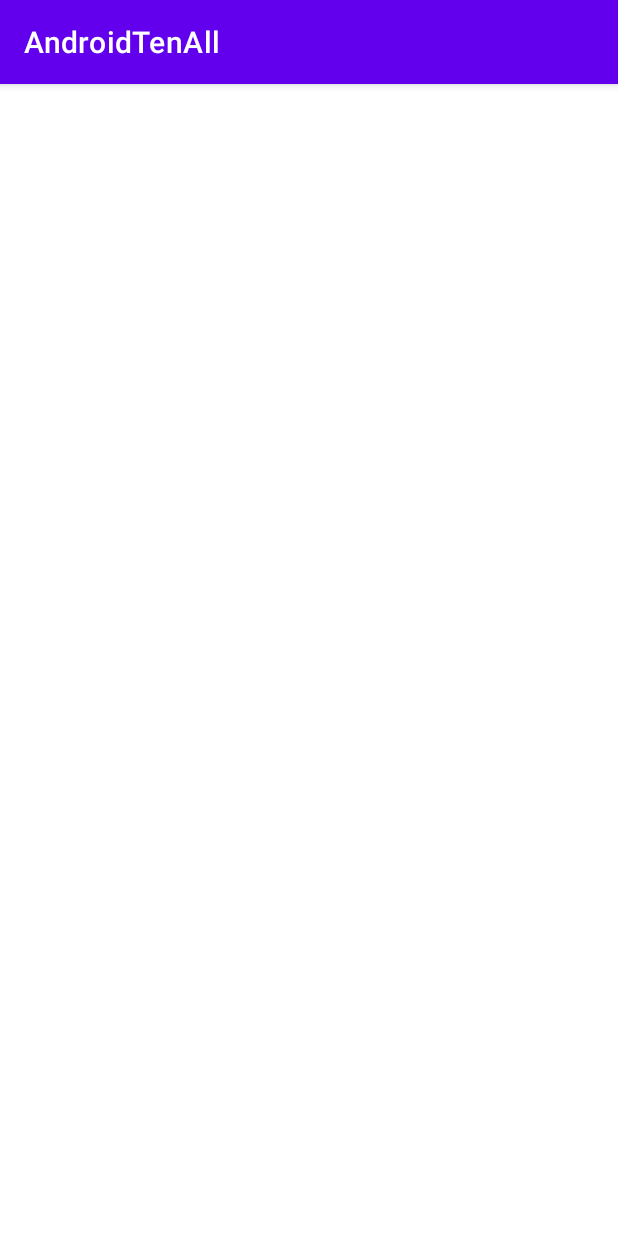
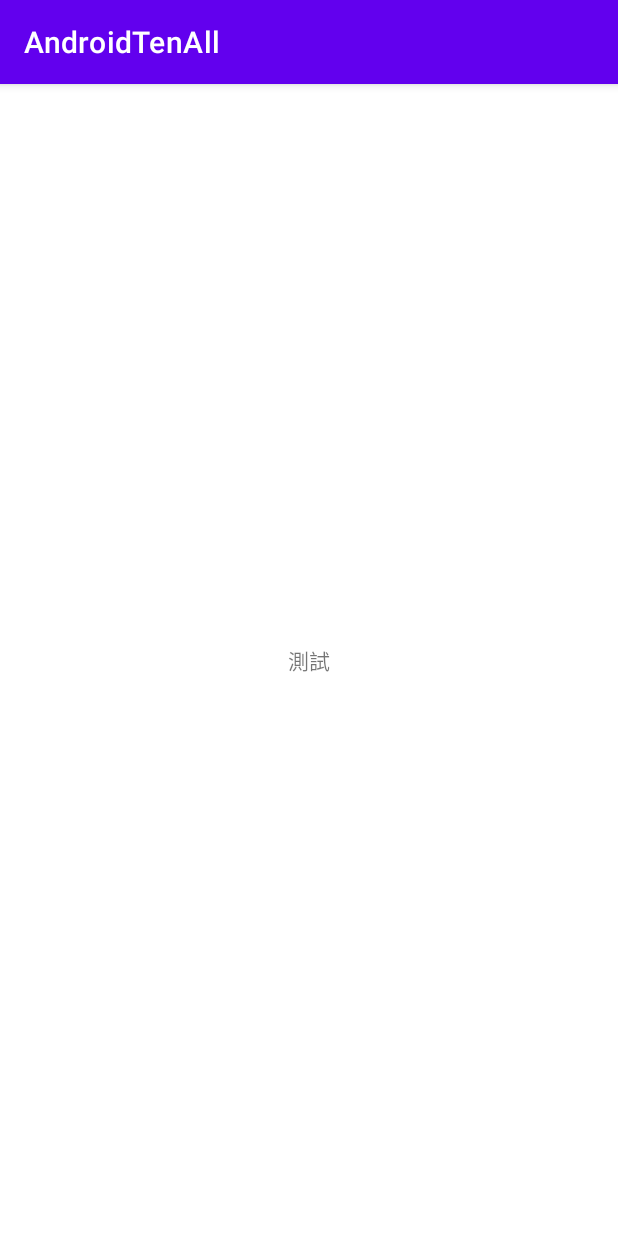
Before and after one commit to cs1086/AndroidTenAll, an Android app: the screen it shows after launch (MVVMActivity), on a phone screen of 412 x 824 dp. Run offline under Robolectric (Android 15) with nearby library versions, the phone set to English and light mode, and no system bars.

Commit message:
完成test全部練習

```diff
--- a/app/src/main/java/com/bear/androidtenall/MVVMActivity.kt
+++ b/app/src/main/java/com/bear/androidtenall/MVVMActivity.kt
@@ -2,14 +2,22 @@ package com.bear.androidtenall
 
 import androidx.appcompat.app.AppCompatActivity
 import android.os.Bundle
-import androidx.lifecycle.MutableLiveData
+import android.widget.TextView
+import androidx.lifecycle.*
+import com.bear.androidtenall.mvvm.NameViewModel
 
 class MVVMActivity : AppCompatActivity() {
+    private lateinit var modle: NameViewModel
+    private lateinit var textView: TextView
     override fun onCreate(savedInstanceState: Bundle?) {
         super.onCreate(savedInstanceState)
         setContentView(R.layout.activity_mvvmactivity)
-        val currentName:MutableLiveData<String> by lazy{
-            MutableLiveData<String>()
+        textView=findViewById(R.id.textView)
+        modle=ViewModelProvider(this,SavedStateViewModelFactory(application,this)).get(NameViewModel::class.java)
+        val nameObserver=Observer<String>{
+            newName->textView.text=newName
         }
+        modle.currentName.observe(this,nameObserver)
+        modle.trange()
     }
 }
--- /dev/null
+++ b/app/src/main/java/com/bear/androidtenall/mvvm/NameViewModel.kt
@@ -0,0 +1,14 @@
+package com.bear.androidtenall.mvvm
+
+import androidx.lifecycle.MutableLiveData
+import androidx.lifecycle.ViewModel
+
+class NameViewModel: ViewModel() {
+
+    val currentName: MutableLiveData<String> by lazy{
+        MutableLiveData<String>()
+    }
+    fun trange(){
+        currentName.value="測試"
+    }
+}
--- a/app/src/main/java/com/bear/androidtenall/mvvm/ViewModel.kt
+++ /dev/null
@@ -1,6 +0,0 @@
-package com.bear.androidtenall.mvvm
-
-import androidx.lifecycle.ViewModel
-
-class NameViewModel: ViewModel() {
-}
--- a/app/src/main/res/layout/activity_mvvmactivity.xml
+++ b/app/src/main/res/layout/activity_mvvmactivity.xml
@@ -6,4 +6,13 @@
     android:layout_height="match_parent"
     tools:context=".MVVMActivity">
 
+    <TextView
+        android:id="@+id/textView"
+        android:layout_width="wrap_content"
+        android:layout_height="wrap_content"
+        android:text="TextView"
+        app:layout_constraintBottom_toBottomOf="parent"
+        app:layout_constraintEnd_toEndOf="parent"
+        app:layout_constraintStart_toStartOf="parent"
+        app:layout_constraintTop_toTopOf="parent" />
 </androidx.constraintlayout.widget.ConstraintLayout>
```
Also changed, not shown: app/build.gradle (+5 -2 lines), app/src/main/AndroidManifest.xml (+13 -4 lines), app/src/main/java/com/bear/androidtenall/test/AuthManager.kt (added, +12 -0 lines), app/src/main/java/com/bear/androidtenall/test/AuthManager2.kt (added, +7 -0 lines), app/src/main/java/com/bear/androidtenall/test/IloginService.kt (added, +5 -0 lines), app/src/main/java/com/bear/androidtenall/test/LoginService.kt (added, +12 -0 lines), app/src/main/java/com/bear/androidtenall/test/TestActivity.kt (added, +36 -0 lines), app/src/main/res/layout/activity_test.xml (added, +35 -0 lines), 5 other files.
